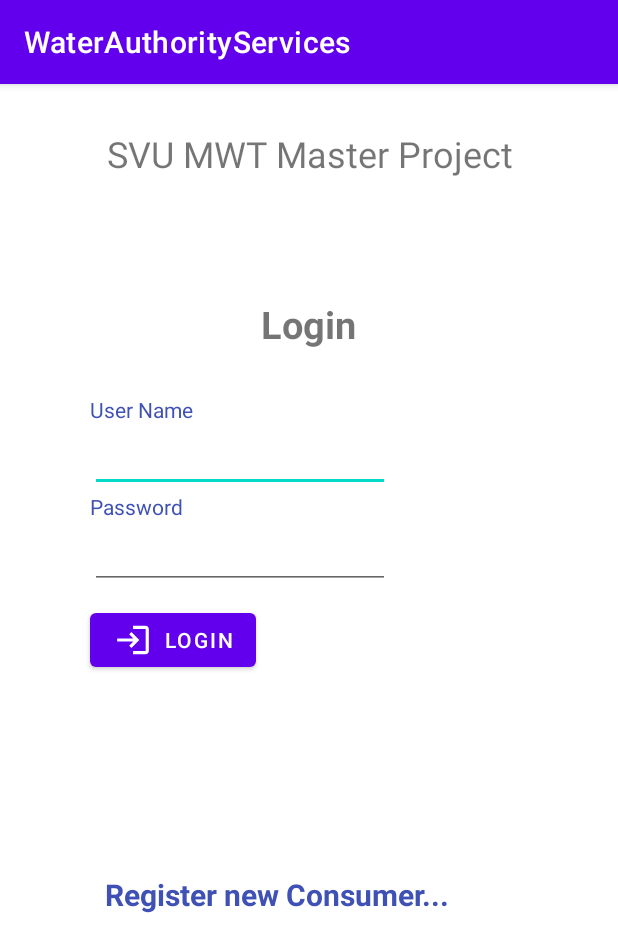
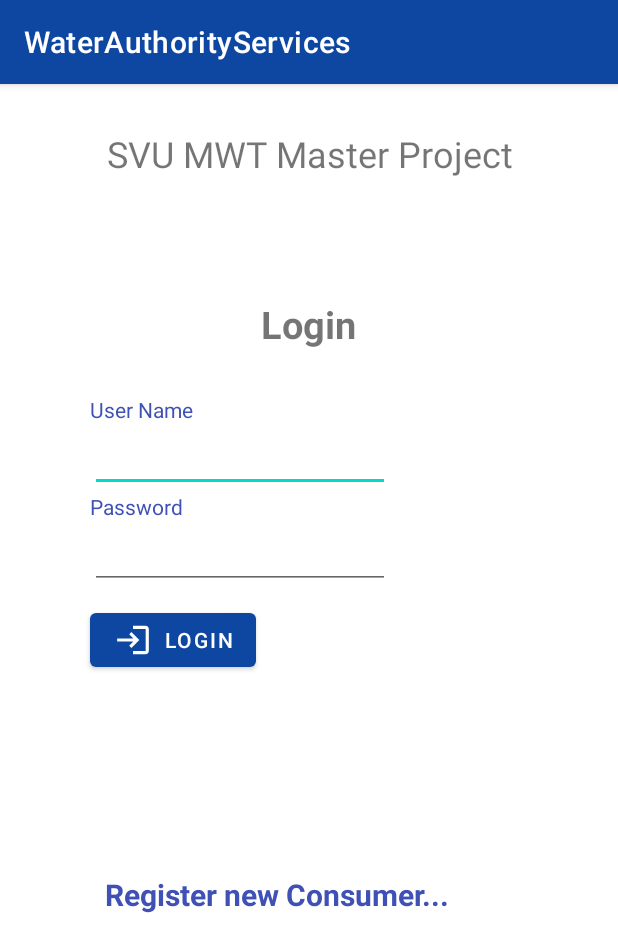
Before and after one commit to baselmjnad/WaterAuthorityServices, an Android app: the screen it shows after launch (Login), on a phone screen of 412 x 824 dp. Shown: the top 952 px of the screen. Run offline under Robolectric (Android 15) with nearby library versions, the phone set to English and light mode, and no system bars.

Commit message:
user services buttons done

```diff
--- a/app/src/main/res/values/colors.xml
+++ b/app/src/main/res/values/colors.xml
@@ -1,10 +1,17 @@
 <?xml version="1.0" encoding="utf-8"?>
 <resources>
     <color name="purple_200">#FFBB86FC</color>
-    <color name="purple_500">#FF6200EE</color>
+    <color name="purple_500">#0D47A1</color>
     <color name="purple_700">#FF3700B3</color>
     <color name="teal_200">#FF03DAC5</color>
     <color name="teal_700">#FF018786</color>
     <color name="black">#FF000000</color>
     <color name="white">#FFFFFFFF</color>
+<!--    <color name="purple_200">#FFBB86FC</color>-->
+<!--    <color name="purple_500">#FF6200EE</color>-->
+<!--    <color name="purple_700">#FF3700B3</color>-->
+<!--    <color name="teal_200">#FF03DAC5</color>-->
+<!--    <color name="teal_700">#FF018786</color>-->
+<!--    <color name="black">#FF000000</color>-->
+<!--    <color name="white">#FFFFFFFF</color>-->
 </resources>
```
